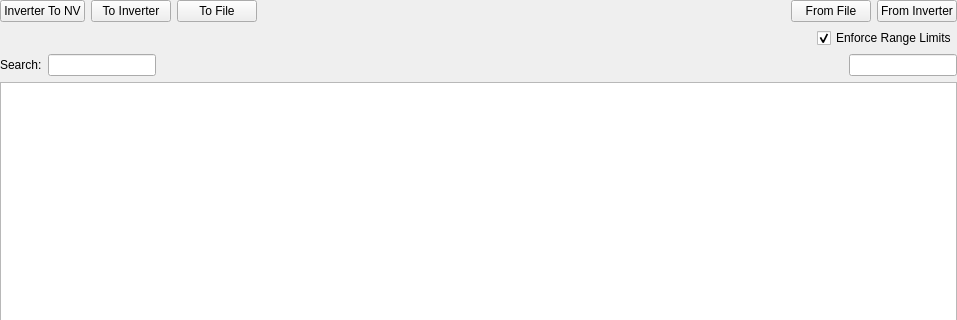
The window that epyqlib/nvview.ui (epcpower/st) describes before a commit, drawn with Qt 5; both pictures show x 0 to 957 and y 0 to 320 of the 957 by 598 pixel window.
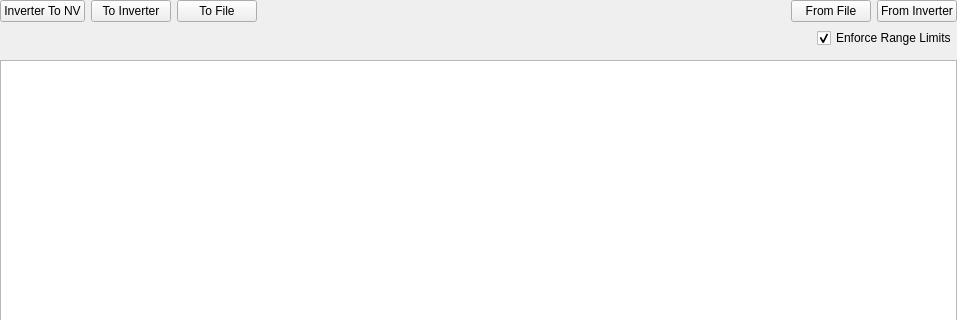
The same window after the commit. Custom widgets are drawn as their Qt base class.

Commit message:
Refactor view searching into SearchBox widget etc
Ref T702
Ref T703

The edit to the form file:
```diff
--- a/epyqlib/nvview.ui
+++ b/epyqlib/nvview.ui
@@ -120,48 +120,7 @@
       </layout>
      </item>
      <item>
-      <layout class="QHBoxLayout" name="horizontalLayout_3">
-       <item>
-        <widget class="QLabel" name="label_2">
-         <property name="text">
-          <string>Search:</string>
-         </property>
-        </widget>
-       </item>
-       <item>
-        <widget class="QLineEdit" name="search_text">
-         <property name="sizePolicy">
-          <sizepolicy hsizetype="Preferred" vsizetype="Fixed">
-           <horstretch>0</horstretch>
-           <verstretch>0</verstretch>
-          </sizepolicy>
-         </property>
-        </widget>
-       </item>
-       <item>
-        <spacer name="horizontalSpacer">
-         <property name="orientation">
-          <enum>Qt::Horizontal</enum>
-         </property>
-         <property name="sizeHint" stdset="0">
-          <size>
-           <width>40</width>
-           <height>20</height>
-          </size>
-         </property>
-        </spacer>
-       </item>
-       <item>
-        <widget class="QLineEdit" name="filter_text">
-         <property name="sizePolicy">
-          <sizepolicy hsizetype="Preferred" vsizetype="Fixed">
-           <horstretch>0</horstretch>
-           <verstretch>0</verstretch>
-          </sizepolicy>
-         </property>
-        </widget>
-       </item>
-      </layout>
+      <widget class="SearchBox" name="searchbox"/>
      </item>
      <item>
       <widget class="QTreeView" name="tree_view">
@@ -174,6 +133,13 @@
    </item>
   </layout>
  </widget>
+ <customwidgets>
+  <customwidget>
+   <class>SearchBox</class>
+   <extends>QWidget</extends>
+   <header>epyqlib.searchbox</header>
+  </customwidget>
+ </customwidgets>
  <resources/>
  <connections/>
 </ui>
```
The commit also changes 6 other files.
